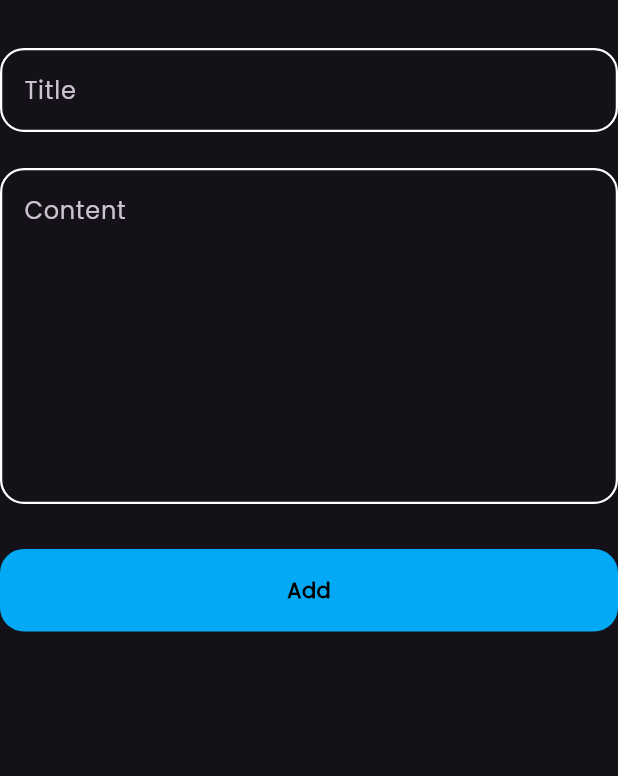
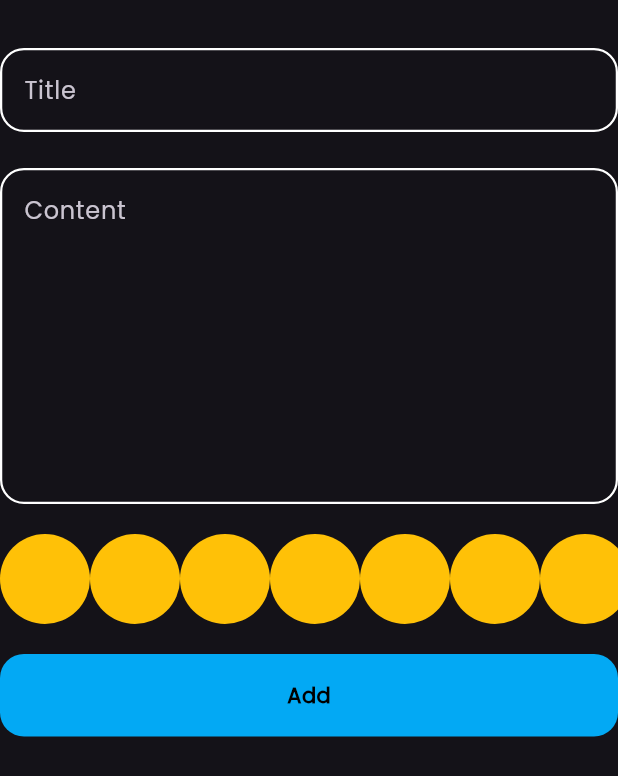
Before and after one commit to abdomostafa99/notes_app, a Flutter app: the AddNoteForm widget shown alone on an empty page, opened directly, on a phone screen of 412 x 824 dp. Shown: the top 776 px of the screen. Run offline on Flutter 3.47's test engine with Material 3 defaults, Android fonts, the phone set to English and light mode, and no system bars; our stand-ins replace bloc, flutter_bloc, hive, hive_flutter; accounts and stored records are empty.

Commit message:
create colors listview

```diff
--- a/lib/widgets/add_note_form.dart
+++ b/lib/widgets/add_note_form.dart
@@ -49,7 +49,11 @@ class _AddNoteFormState extends State<AddNoteForm> {
             maxLines: 8,
           ),
           SizedBox(
-            height: 30,
+            height: 20,
+          ),
+          ColorsListView(),
+          SizedBox(
+            height: 20,
           ),
           BlocBuilder<AddNotesCubit, AddNotesStates>(
             builder: (context, state) {
@@ -81,3 +85,34 @@ class _AddNoteFormState extends State<AddNoteForm> {
     );
   }
 }
+
+class ColorsWidget extends StatelessWidget {
+  const ColorsWidget({super.key});
+
+  @override
+  Widget build(BuildContext context) {
+    return const CircleAvatar(
+      radius: 30,
+      backgroundColor: Colors.amber,
+    );
+  }
+}
+
+class ColorsListView extends StatelessWidget {
+  const ColorsListView({super.key});
+
+  @override
+  Widget build(BuildContext context) {
+    return SizedBox(
+      height: 60,
+      child: ListView.builder(
+        physics: BouncingScrollPhysics(),
+        scrollDirection: Axis.horizontal,
+        itemCount: 7,
+        itemBuilder: (context, index) {
+          return ColorsWidget();
+        },
+      ),
+    );
+  }
+}
```
